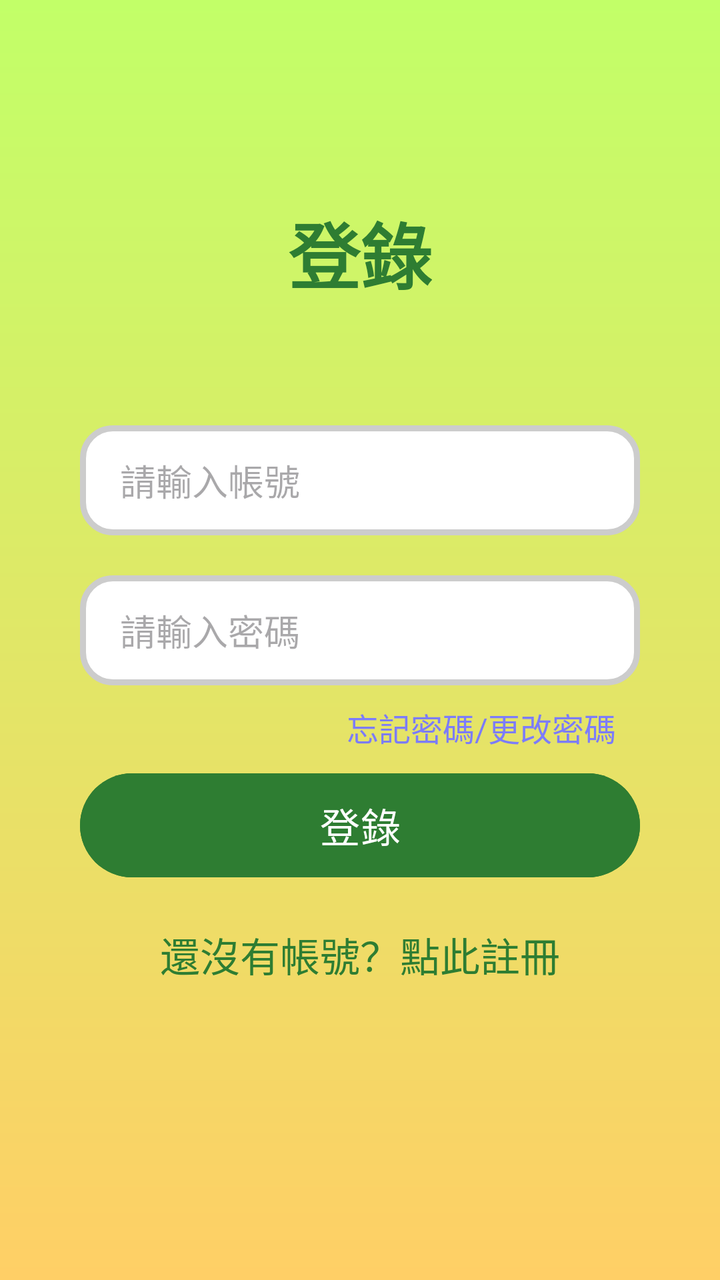
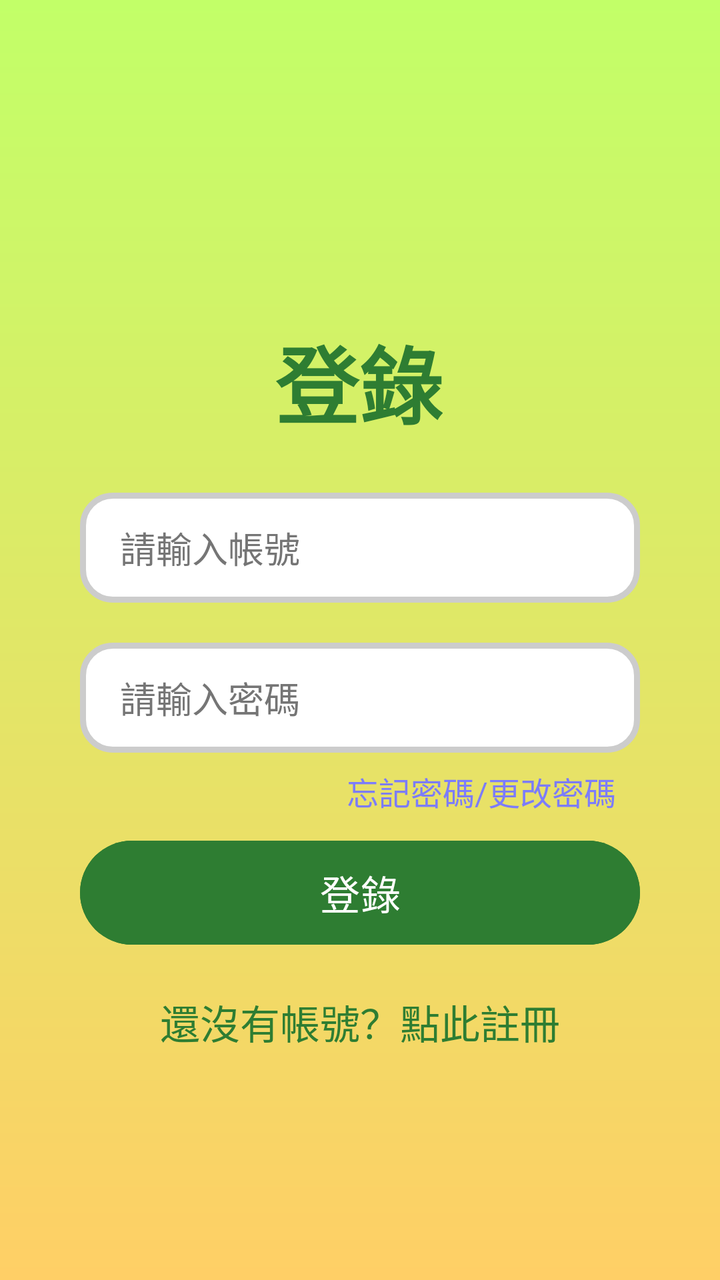

An Android layout rendered at two revisions. The XML below is the earlier revision; the diff shows what the commit changed to produce the second picture.
<!-- AndroidManifest.xml: application theme Theme.PlantDoctor -->
<!-- res/layout/activity_login.xml -->
<?xml version="1.0" encoding="utf-8"?>
<androidx.constraintlayout.widget.ConstraintLayout
    xmlns:android="http://schemas.android.com/apk/res/android"
    xmlns:app="http://schemas.android.com/apk/res-auto"
    xmlns:tools="http://schemas.android.com/tools"
    android:layout_width="match_parent"
    android:layout_height="match_parent"
    android:background="@drawable/gradient_background"
    android:id="@+id/login_root_layout"
    tools:context=".LoginActivity">


    <TextView
        android:id="@+id/tv_login_title"
        android:layout_width="wrap_content"
        android:layout_height="wrap_content"
        android:text="登錄"
        android:textSize="36sp"
        android:textStyle="bold"
        android:textColor="@color/app_main_text"
        app:layout_constraintTop_toTopOf="parent"
        app:layout_constraintStart_toStartOf="parent"
        app:layout_constraintEnd_toEndOf="parent"
        android:layout_marginTop="100dp" />

    <EditText
        android:id="@+id/et_username"
        android:layout_width="0dp"
        android:layout_height="55dp"
        android:layout_marginHorizontal="40dp"
        android:layout_marginTop="60dp"
        android:background="@drawable/bg_input_field"
        android:hint="請輸入帳號"
        android:paddingStart="20dp"
        android:textSize="18sp"
        app:layout_constraintTop_toBottomOf="@+id/tv_login_title"
        app:layout_constraintStart_toStartOf="parent"
        app:layout_constraintEnd_toEndOf="parent" />

    <EditText
        android:id="@+id/et_password"
        android:layout_width="0dp"
        android:layout_height="55dp"
        android:layout_marginHorizontal="40dp"
        android:layout_marginTop="20dp"
        android:background="@drawable/bg_input_field"
        android:hint="請輸入密碼"
        android:inputType="textPassword"
        android:paddingStart="20dp"
        android:textSize="18sp"
        app:layout_constraintTop_toBottomOf="@+id/et_username"
        app:layout_constraintStart_toStartOf="parent"
        app:layout_constraintEnd_toEndOf="parent" />

    <Button
        android:id="@+id/btn_login_submit"
        android:layout_width="0dp"
        android:layout_height="60dp"
        android:layout_marginHorizontal="40dp"
        android:layout_marginTop="40dp"
        android:text="登錄"
        android:textSize="20sp"
        android:backgroundTint="#2E7D32"
        android:textColor="#FFFFFF"
        app:layout_constraintTop_toBottomOf="@+id/et_password"
        app:layout_constraintStart_toStartOf="parent"
        app:layout_constraintEnd_toEndOf="parent" />

    <TextView
        android:id="@+id/tv_go_to_register"
        android:layout_width="wrap_content"
        android:layout_height="wrap_content"
        android:layout_marginTop="20dp"
        android:text="還沒有帳號？點此註冊"
        android:textColor="#2E7D32"
        android:textSize="20sp"
        app:layout_constraintTop_toBottomOf="@+id/btn_login_submit"
        app:layout_constraintStart_toStartOf="parent"
        app:layout_constraintEnd_toEndOf="parent" />

    <TextView
        android:id="@+id/tv_forgot_password"
        android:layout_width="wrap_content"
        android:layout_height="wrap_content"
        android:layout_marginTop="352dp"
        android:layout_marginEnd="52dp"
        android:text="忘記密碼/更改密碼"
        android:textColor="#7C7CFC"
        android:textSize="16sp"
        app:layout_constraintEnd_toEndOf="parent"
        app:layout_constraintTop_toTopOf="parent" />

</androidx.constraintlayout.widget.ConstraintLayout>
<!-- resources referenced by this layout -->
<resources>
  <color name="app_main_text">#2E7D32</color>
  <!-- drawable bg_input_field (drawable) -->
  <?xml version="1.0" encoding="utf-8"?>
  <shape xmlns:android="http://schemas.android.com/apk/res/android">
      <solid android:color="#FFFFFF" />
      <corners android:radius="15dp" />
      <stroke
      android:width="3dp"
      android:color="#CCCCCC" />
  </shape>
  <!-- drawable gradient_background (drawable) -->
  <?xml version="1.0" encoding="utf-8"?>
  <shape xmlns:android="http://schemas.android.com/apk/res/android"
      android:shape="rectangle">
      <gradient
          android:startColor="#C2FF68"
          android:endColor="#FFCF66"
          android:angle="270" /> </shape>
  <style name="Theme.PlantDoctor" parent="Base.Theme.PlantDoctor" />
  <style name="Base.Theme.PlantDoctor" parent="Theme.Material3.DayNight.NoActionBar">
          
          
      </style>
</resources>

<!-- the commit's change to res/layout/activity_login.xml (unified diff, before → after) -->
@@ -14,25 +14,28 @@
         android:id="@+id/tv_login_title"
         android:layout_width="wrap_content"
         android:layout_height="wrap_content"
+        android:layout_marginTop="160dp"
         android:text="登錄"
-        android:textSize="36sp"
+        android:textColor="@color/app_main_text"
+        android:textSize="42sp"
         android:textStyle="bold"
-        android:textColor="@color/app_main_text"
-        app:layout_constraintTop_toTopOf="parent"
+        app:layout_constraintEnd_toEndOf="parent"
+        app:layout_constraintHorizontal_bias="0.498"
         app:layout_constraintStart_toStartOf="parent"
-        app:layout_constraintEnd_toEndOf="parent"
-        android:layout_marginTop="100dp" />
+        app:layout_constraintTop_toTopOf="parent" />
 
     <EditText
         android:id="@+id/et_username"
         android:layout_width="0dp"
         android:layout_height="55dp"
         android:layout_marginHorizontal="40dp"
-        android:layout_marginTop="60dp"
+        android:layout_marginTop="25dp"
         android:background="@drawable/bg_input_field"
         android:hint="請輸入帳號"
         android:paddingStart="20dp"
         android:textSize="18sp"
+        android:textColorHint="#757575"
+        android:textColor="#757575"
         app:layout_constraintTop_toBottomOf="@+id/tv_login_title"
         app:layout_constraintStart_toStartOf="parent"
         app:layout_constraintEnd_toEndOf="parent" />
@@ -48,6 +51,8 @@
         android:inputType="textPassword"
         android:paddingStart="20dp"
         android:textSize="18sp"
+        android:textColorHint="#757575"
+        android:textColor="#757575"
         app:layout_constraintTop_toBottomOf="@+id/et_username"
         app:layout_constraintStart_toStartOf="parent"
         app:layout_constraintEnd_toEndOf="parent" />
@@ -82,7 +87,7 @@
         android:id="@+id/tv_forgot_password"
         android:layout_width="wrap_content"
         android:layout_height="wrap_content"
-        android:layout_marginTop="352dp"
+        android:layout_marginTop="384dp"
         android:layout_marginEnd="52dp"
         android:text="忘記密碼/更改密碼"
         android:textColor="#7C7CFC"
